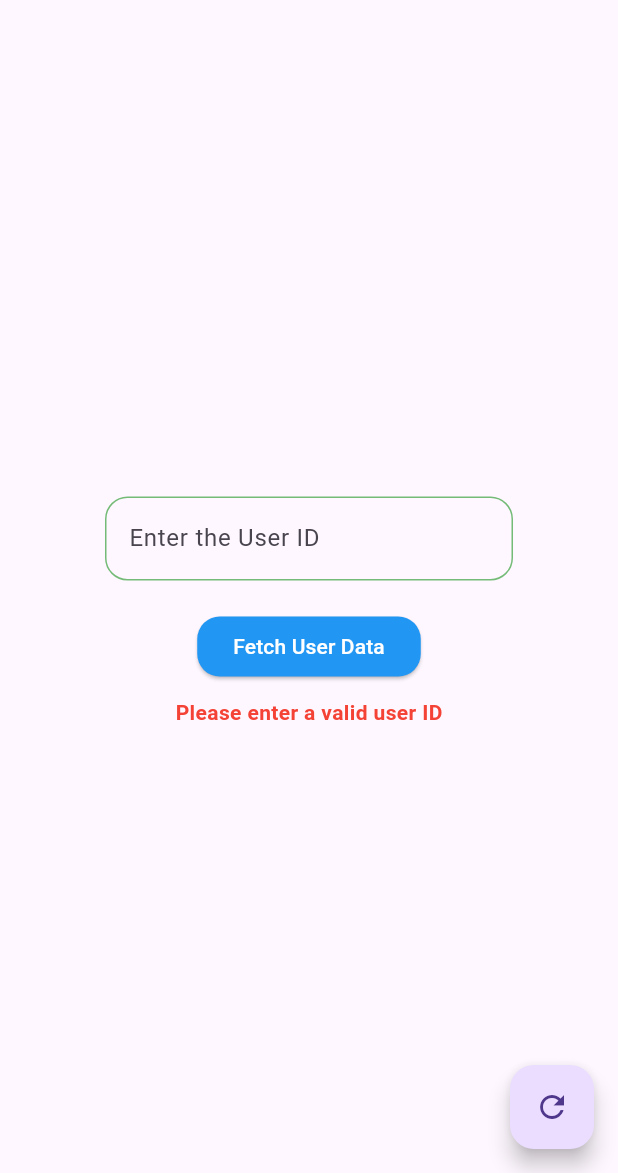
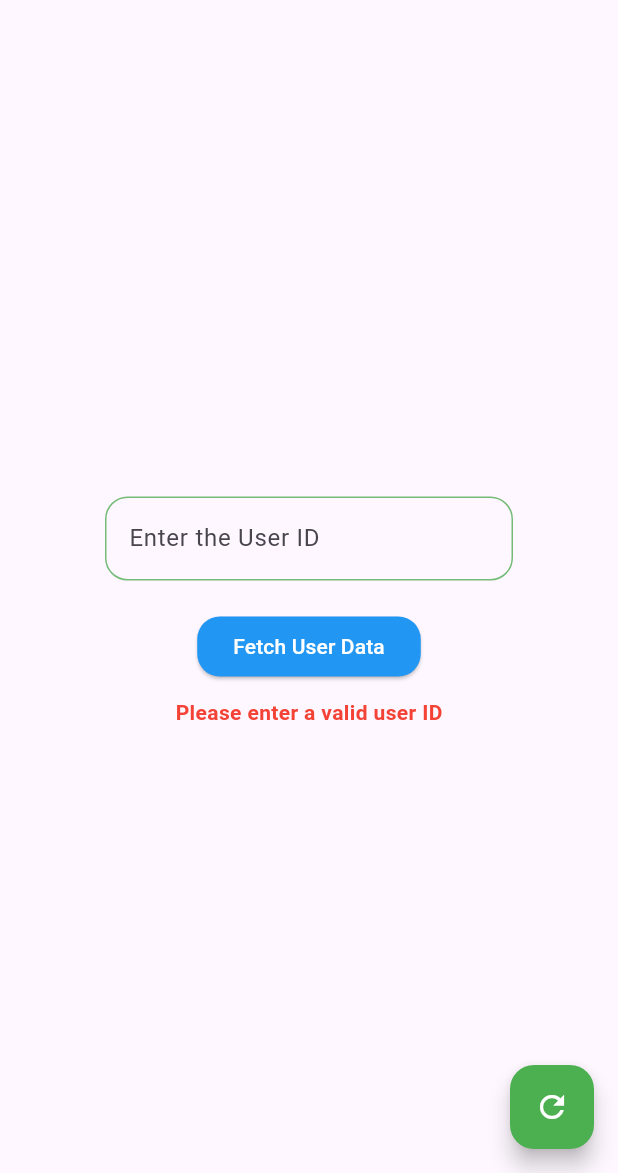
Before and after one commit to Abelboby/Caddyan_Task1, a Flutter app: the screen it shows after launch, after a tap on "Fetch User Data", on a phone screen of 412 x 824 dp, the part 63-1236 px from its top. Run offline on Flutter 3.47's test engine with Material 3 defaults, Android fonts, the phone set to English and light mode, and no system bars; accounts and stored records are empty.

Commit message:
Update: Added TextEditingController to UserProvider too

```diff
--- a/lib/pages/home_page.dart
+++ b/lib/pages/home_page.dart
@@ -37,15 +37,17 @@ class _HomePageState extends State<HomePage> {
       appBar: AppBar(
         title: const Text('API Call Testing'),
       ),
-      body: Center(
+      body: const Center(
         child: Column(
           mainAxisAlignment: MainAxisAlignment.center,
           crossAxisAlignment: CrossAxisAlignment.center,
           children: [
-            InputField(controller: _userIdController),
-            FetchButton(controller: _userIdController),
-            const SizedBox(height: 10),
-            const UserDataOutput(),
+            // InputField(controller: _userIdController),
+            InputField(),
+            // FetchButton(controller: _userIdController),
+            FetchButton(),
+            SizedBox(height: 10),
+            UserDataOutput(),
           ],
         ),
       ),
--- a/lib/providers/user_provider.dart
+++ b/lib/providers/user_provider.dart
@@ -7,16 +7,19 @@ enum HomeState { none, loading, error, success }
 class UserProvider extends ChangeNotifier {
   User? user;
   String? apiError;
-  //late TextEditingController _userIdController;
+  final TextEditingController userIdController = TextEditingController();
   HomeState currentState = HomeState.none;
   final _service = Service();
 
-  Future<void> fetchUserData(String userInput) async {
-    if (!_validateUserInput(userInput) || currentState == HomeState.loading) return;
+  Future<void> fetchUserData() async {
+    if (!_validateUserInput() || currentState == HomeState.loading) return;
     _setState(HomeState.loading);
 
     try {
-      final apiResponse = await _service.getUserInfo(userInput);
+      final apiResponse = await _service.getUserInfo(userIdController.text.trim());
+      // print(apiResponse);
+      // print(apiResponse.success);
+      // print(userIdController.text.trim());
 
       if (apiResponse.success && apiResponse.data != null) {
         user = apiResponse.data!.user;
@@ -31,14 +34,14 @@ class UserProvider extends ChangeNotifier {
     }
   }
 
-  bool _validateUserInput(String input) {
-    if (input.isEmpty) {
+  bool _validateUserInput() {
+    if (userIdController.text.isEmpty) {
       apiError = "Please enter a valid user ID";
       _setState(HomeState.error);
       return false;
     }
 
-    if (int.tryParse(input) == null) {
+    if (int.tryParse(userIdController.text.trim()) == null) {
       apiError = "User ID must be a number";
       _setState(HomeState.error);
       return false;
@@ -56,6 +59,7 @@ class UserProvider extends ChangeNotifier {
     user = null;
     apiError = null;
     currentState = HomeState.none;
+    userIdController.clear();
     notifyListeners();
   }
 }
--- a/lib/ui/widgets/fetch_button.dart
+++ b/lib/ui/widgets/fetch_button.dart
@@ -3,9 +3,7 @@ import 'package:provider/provider.dart';
 import 'package:test1/providers/user_provider.dart';
 
 class FetchButton extends StatelessWidget {
-  final TextEditingController controller;
-
-  const FetchButton({super.key, required this.controller});
+  const FetchButton({super.key});
 
   @override
   Widget build(BuildContext context) {
@@ -16,7 +14,7 @@ class FetchButton extends StatelessWidget {
           foregroundColor: Colors.white,
           shape: RoundedRectangleBorder(borderRadius: BorderRadius.circular(15)),
         ),
-        onPressed: () => provider.fetchUserData(controller.text.trim()),
+        onPressed: () => provider.fetchUserData(),
         child: const Text('Fetch User Data'),
       ),
     );
--- a/lib/ui/widgets/input_field.dart
+++ b/lib/ui/widgets/input_field.dart
@@ -1,9 +1,9 @@
 import 'package:flutter/material.dart';
+import 'package:provider/provider.dart';
+import 'package:test1/providers/user_provider.dart';
 
 class InputField extends StatelessWidget {
-  final TextEditingController controller;
-
-  const InputField({super.key, required this.controller});
+  const InputField({super.key});
     static final OutlineInputBorder _greenBorder = OutlineInputBorder(
     borderRadius: BorderRadius.circular(15),
     borderSide: const BorderSide(color: Color.fromARGB(255, 116, 187, 119)),
@@ -11,18 +11,21 @@ class InputField extends StatelessWidget {
 
   @override
   Widget build(BuildContext context) {
-    return Padding(
-      padding: const EdgeInsets.symmetric(horizontal: 70, vertical: 20),
-      child: SizedBox(
-        width: 450,
-        child: TextField(
-          controller: controller,
+    return Consumer<UserProvider>(
+      builder: (context, provider, child) => Padding(
+        padding: const EdgeInsets.symmetric(horizontal: 70, vertical: 20),
+        child: SizedBox(
+          width: 450,
+          child: TextField(
+            controller: provider.userIdController,
           decoration: InputDecoration(
             enabledBorder: _greenBorder,
             focusedBorder: _greenBorder,
             hintText: 'Enter the User ID',
+            ),
           ),
         ),
       ),
-    );  }
+    );
+  }
 }
--- a/lib/ui/widgets/refresh_button.dart
+++ b/lib/ui/widgets/refresh_button.dart
@@ -10,6 +10,8 @@ class RefreshButton extends StatelessWidget {
     return Consumer<UserProvider>(
       builder: (context, provider, child) => FloatingActionButton(
         onPressed: () => provider.reset(),
+        backgroundColor: Colors.green,
+        foregroundColor: Colors.white,
         child: const Icon(Icons.refresh),
       ),
     );
```
